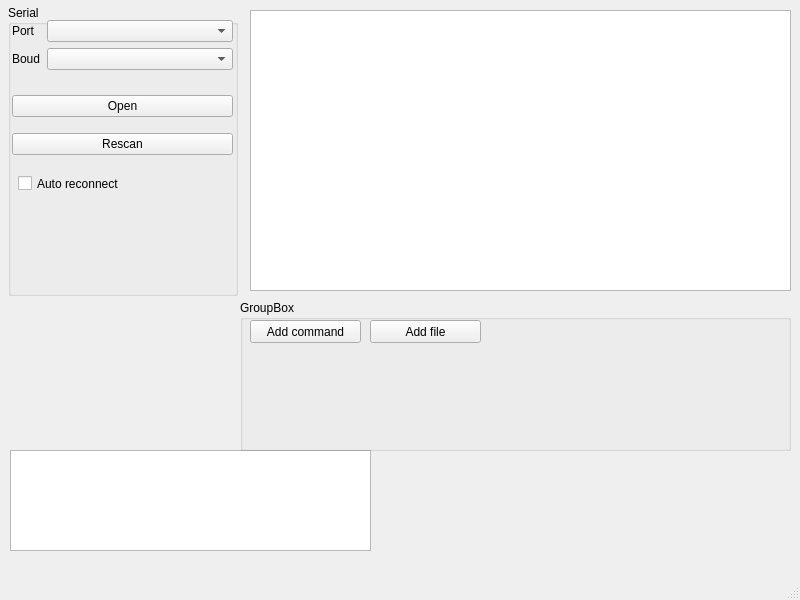
First picture: the form in Gui/Win/QWinMainWindowTerminal.ui, repository hound672/QTerminal, before the edit.
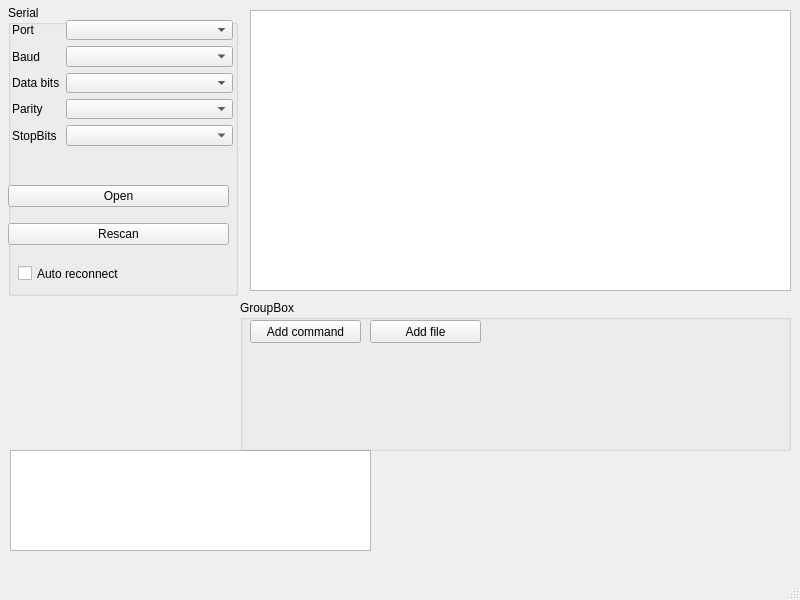
Second picture: the form after the edit.

```diff
--- a/Gui/Win/QWinMainWindowTerminal.ui
+++ b/Gui/Win/QWinMainWindowTerminal.ui
@@ -32,7 +32,7 @@
        <x>4</x>
        <y>15</y>
        <width>221</width>
-       <height>61</height>
+       <height>126</height>
       </rect>
      </property>
      <layout class="QFormLayout" name="formLayout">
@@ -49,20 +49,50 @@
       <item row="1" column="0">
        <widget class="QLabel" name="label_2">
         <property name="text">
-         <string>Boud</string>
+         <string>Baud</string>
         </property>
        </widget>
       </item>
       <item row="1" column="1">
-       <widget class="QComboBox" name="comboBox_2"/>
+       <widget class="QComboBox" name="listBaudrate"/>
+      </item>
+      <item row="2" column="1">
+       <widget class="QComboBox" name="listDataBits"/>
+      </item>
+      <item row="2" column="0">
+       <widget class="QLabel" name="label_3">
+        <property name="text">
+         <string>Data bits</string>
+        </property>
+       </widget>
+      </item>
+      <item row="3" column="0">
+       <widget class="QLabel" name="label_4">
+        <property name="text">
+         <string>Parity</string>
+        </property>
+       </widget>
+      </item>
+      <item row="4" column="0">
+       <widget class="QLabel" name="label_5">
+        <property name="text">
+         <string>StopBits</string>
+        </property>
+       </widget>
+      </item>
+      <item row="3" column="1">
+       <widget class="QComboBox" name="listParity"/>
+      </item>
+      <item row="4" column="1">
+       <widget class="QComboBox" name="listStopBits"/>
       </item>
      </layout>
     </widget>
     <widget class="QWidget" name="verticalLayoutWidget">
      <property name="geometry">
       <rect>
-       <x>4</x>
-       <y>80</y>
+       <x>0</x>
+       <y>170</y>
        <width>221</width>
        <height>80</height>
       </rect>
@@ -88,7 +118,7 @@
      <property name="geometry">
       <rect>
        <x>10</x>
-       <y>170</y>
+       <y>260</y>
        <width>151</width>
        <height>17</height>
       </rect>
```
Left out of the diff: 2 changed lines with no effect on the pictures.
